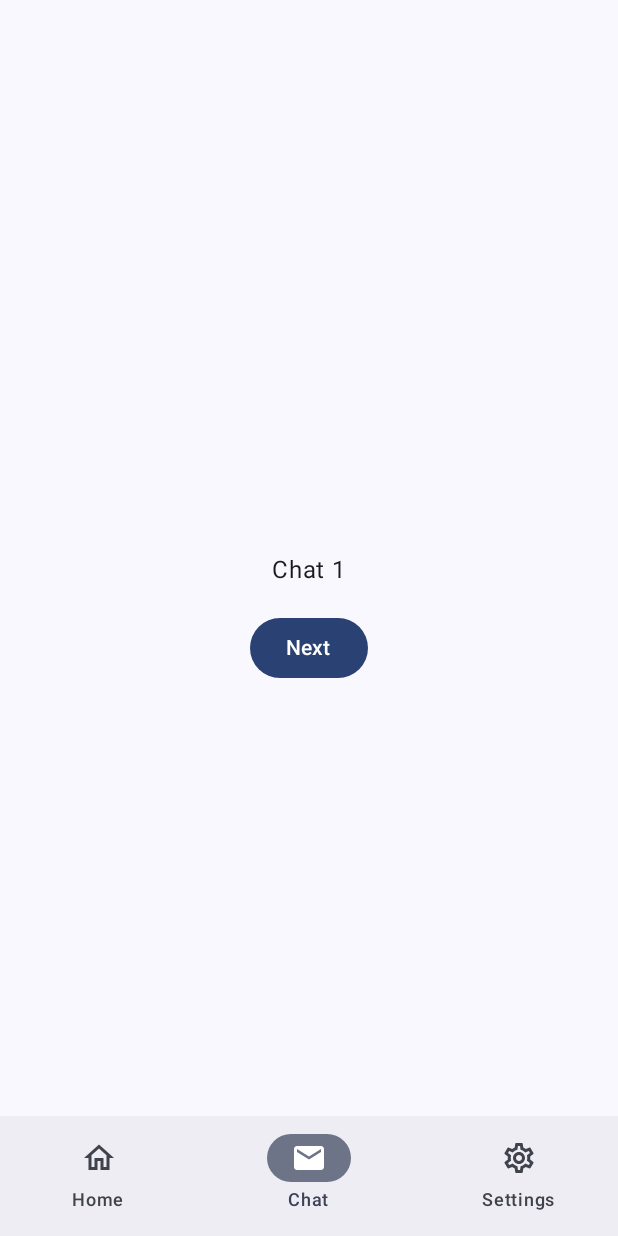
After one commit to SargisKhlopuzyan/PL_JetpackCompose, an Android app built with Jetpack Compose: the MultipleBackStacksScreen screen opened through its navigation route, on a phone screen of 412 x 824 dp. The commit adds this screen. Run offline under Robolectric (Android 15) with nearby library versions, the phone set to English and light mode, and no system bars; Roboto replaces fonts that are not available here.

Commit message:
Multiple BackStacks

```diff
--- a/presentation/src/main/java/com/sargis/khlopuzyan/presentation/ui/main/navigation/MainNavigation.kt
+++ b/presentation/src/main/java/com/sargis/khlopuzyan/presentation/ui/main/navigation/MainNavigation.kt
@@ -10,6 +10,7 @@ import com.sargis.khlopuzyan.presentation.ui.compose.navigation.composeTestScree
 import com.sargis.khlopuzyan.presentation.ui.deeplink.DeeplinkNavigation
 import com.sargis.khlopuzyan.presentation.ui.main.lazy_grid.LazyGridScreen
 import com.sargis.khlopuzyan.presentation.ui.messageQueue.MessageQueueScreen
+import com.sargis.khlopuzyan.presentation.ui.multipleBackStacksScreen.MultipleBackStacksScreen
 import com.sargis.khlopuzyan.presentation.ui.profile.navigation.profileGraph
 import com.sargis.khlopuzyan.presentation.ui.pullToRefreshLazyColumn.PullToRefreshLazyColumnScreen
 import com.sargis.khlopuzyan.presentation.ui.sharedViewModel.navigation.SharedNavigation
@@ -60,5 +61,9 @@ fun MainNavigation() {
             BiometricScreen()
         }
 
+        composable(route = MainScreen.MultipleBackStacksScreen.route) {
+            MultipleBackStacksScreen(/*navController*/)
+        }
+
     }
 }
--- a/presentation/src/main/java/com/sargis/khlopuzyan/presentation/ui/main/navigation/MainScreen.kt
+++ b/presentation/src/main/java/com/sargis/khlopuzyan/presentation/ui/main/navigation/MainScreen.kt
@@ -14,6 +14,7 @@ sealed class MainScreen(val route: String) {
     object ComposeScreen : MainScreen("compose_screen")
     object PullToRefreshLazyColumnScreen : MainScreen("pull_to_refresh_lazy_column_screen")
     object BiometricScreen : MainScreen("biometric_screen")
+    object MultipleBackStacksScreen : MainScreen("multiple_back_stacks_screen")
 }
 
 fun getMainScreens() = listOf<MainScreen>(
@@ -30,4 +31,5 @@ fun getMainScreens() = listOf<MainScreen>(
     MainScreen.ComposeScreen,
     MainScreen.PullToRefreshLazyColumnScreen,
     MainScreen.BiometricScreen,
+    MainScreen.MultipleBackStacksScreen,
 )
--- /dev/null
+++ b/presentation/src/main/java/com/sargis/khlopuzyan/presentation/ui/multipleBackStacksScreen/MultipleBackStacksScreen.kt
@@ -0,0 +1,212 @@
+package com.sargis.khlopuzyan.presentation.ui.multipleBackStacksScreen
+
+import androidx.compose.foundation.layout.Arrangement
+import androidx.compose.foundation.layout.Column
+import androidx.compose.foundation.layout.Spacer
+import androidx.compose.foundation.layout.fillMaxSize
+import androidx.compose.foundation.layout.height
+import androidx.compose.material.icons.Icons
+import androidx.compose.material.icons.filled.Email
+import androidx.compose.material.icons.filled.Home
+import androidx.compose.material.icons.filled.Settings
+import androidx.compose.material.icons.outlined.Email
+import androidx.compose.material.icons.outlined.Home
+import androidx.compose.material.icons.outlined.Settings
+import androidx.compose.material3.Button
+import androidx.compose.material3.Icon
+import androidx.compose.material3.NavigationBar
+import androidx.compose.material3.NavigationBarItem
+import androidx.compose.material3.Scaffold
+import androidx.compose.material3.Text
+import androidx.compose.runtime.Composable
+import androidx.compose.runtime.getValue
+import androidx.compose.ui.Alignment
+import androidx.compose.ui.Modifier
+import androidx.compose.ui.graphics.vector.ImageVector
+import androidx.compose.ui.tooling.preview.Preview
+import androidx.compose.ui.unit.dp
+import androidx.navigation.NavGraph.Companion.findStartDestination
+import androidx.navigation.compose.NavHost
+import androidx.navigation.compose.composable
+import androidx.navigation.compose.currentBackStackEntryAsState
+import androidx.navigation.compose.rememberNavController
+import com.sargis.khlopuzyan.presentation.ui.multipleBackStacksScreen.navigation.MBSBtmNavScreen
+
+// https://www.youtube.com/watch?v=fp1-YSmdzh8&ab_channel=PhilippLackner
+@Composable
+fun MultipleBackStacksScreen(/*rootNavController: NavHostController*/) {
+
+    val rootNavController = rememberNavController()
+    val navBackStackEntry by rootNavController.currentBackStackEntryAsState()
+
+    val tabItems = listOf<BottomNavigationItem>(
+        BottomNavigationItem(
+            title = "Home",
+            selectedIcon = Icons.Filled.Home,
+            unselectedIcon = Icons.Outlined.Home,
+            route = MBSBtmNavScreen.HomeScreen.route
+        ),
+        BottomNavigationItem(
+            title = "Chat",
+            selectedIcon = Icons.Filled.Email,
+            unselectedIcon = Icons.Outlined.Email,
+            route = MBSBtmNavScreen.ChatScreen.route
+        ),
+
+        BottomNavigationItem(
+            title = "Settings",
+            selectedIcon = Icons.Filled.Settings,
+            unselectedIcon = Icons.Outlined.Settings,
+            route = MBSBtmNavScreen.SettingsScreen.route
+        )
+    )
+
+    Scaffold(
+        modifier = Modifier.fillMaxSize(),
+        bottomBar = {
+            NavigationBar {
+                tabItems.forEach { item ->
+                    val isSelected = item.route == navBackStackEntry?.destination?.route
+                    NavigationBarItem(
+                        selected = isSelected,
+                        label = {
+                            Text(text = item.title)
+                        },
+                        icon = {
+                            Icon(
+                                imageVector = if (isSelected)
+                                    item.selectedIcon
+                                else
+                                    item.unselectedIcon,
+                                contentDescription = null
+                            )
+                        },
+                        onClick = {
+                            rootNavController.navigate(item.route) {
+                                popUpTo(rootNavController.graph.findStartDestination().id) {
+                                    saveState = true
+                                }
+                                launchSingleTop = true
+                            }
+                        }
+                    )
+                }
+            }
+        }
+    ) { innerPadding ->
+
+        NavHost(
+            navController = rootNavController,
+//            startDestination = MBSBtmNavScreen.HomeScreen.route
+            startDestination = MBSBtmNavScreen.ChatScreen.route
+        ) {
+            composable(MBSBtmNavScreen.HomeScreen.route) {
+                HomeNavHost()
+            }
+            composable(MBSBtmNavScreen.ChatScreen.route) {
+                ChatNavHost()
+            }
+            composable(MBSBtmNavScreen.SettingsScreen.route) {
+                SettingsNavHost()
+            }
+        }
+    }
+}
+
+@Composable
+fun HomeNavHost() {
+    val homeNavController = rememberNavController()
+    val homeRoute = MBSBtmNavScreen.HomeScreen.route
+    NavHost(homeNavController, startDestination = "${homeRoute}1") {
+        for (i in 1..10) {
+            val homeChildScreenRoute = "$homeRoute$i"
+            val homeNextChildScreenRoute = "$homeRoute${(i + 1)}"
+            composable(homeChildScreenRoute) {
+                GenericScreen(
+                    text = "Home $i",
+                    onNextClick = {
+                        if (i < 10) {
+                            homeNavController.navigate(homeNextChildScreenRoute)
+                        }
+                    }
+                )
+            }
+        }
+    }
+}
+
+@Composable
+fun ChatNavHost() {
+    val chatNavController = rememberNavController()
+    val chatRoute = MBSBtmNavScreen.ChatScreen.route
+    NavHost(chatNavController, startDestination = "${chatRoute}1") {
+        for (i in 1..10) {
+            val chatChildScreenRoute = "$chatRoute$i"
+            val chatNextChildScreenRoute = "$chatRoute${(i + 1)}"
+            composable(chatChildScreenRoute) {
+                GenericScreen(
+                    text = "Chat $i",
+                    onNextClick = {
+                        if (i < 10) {
+                            chatNavController.navigate(chatNextChildScreenRoute)
+                        }
+                    }
+                )
+            }
+        }
+    }
+}
+
+@Composable
+fun SettingsNavHost() {
+    val settingsNavController = rememberNavController()
+    val settingsRoute = MBSBtmNavScreen.SettingsScreen.route
+    NavHost(settingsNavController, startDestination = "${settingsRoute}1") {
+        for (i in 1..10) {
+            val settingsChildScreenRoute = "$settingsRoute$i"
+            val settingsNextChildScreenRoute = "$settingsRoute${(i + 1)}"
+            composable(settingsChildScreenRoute) {
+                GenericScreen(
+                    text = "Settings $i",
+                    onNextClick = {
+                        if (i < 10) {
+                            settingsNavController.navigate(settingsNextChildScreenRoute)
+                        }
+                    }
+                )
+            }
+        }
+    }
+}
+
+@Composable
+fun GenericScreen(
+    text: String,
+    onNextClick: () -> Unit,
+) {
+    Column(
+        modifier = Modifier.fillMaxSize(),
+        horizontalAlignment = Alignment.CenterHorizontally,
+        verticalArrangement = Arrangement.Center
+    ) {
+        Text(text = text)
+        Spacer(Modifier.height(16.dp))
+
+        Button(onClick = onNextClick) {
+            Text("Next")
+        }
+    }
+}
+
+data class BottomNavigationItem(
+    val title: String,
+    val unselectedIcon: ImageVector,
+    val selectedIcon: ImageVector,
+    val route: String,
+)
+
+@Preview(showBackground = true)
+@Composable
+fun MultipleBackStacksScreenPreview() {
+    MultipleBackStacksScreen(/*rememberNavController()*/)
+}
--- /dev/null
+++ b/presentation/src/main/java/com/sargis/khlopuzyan/presentation/ui/multipleBackStacksScreen/navigation/MBSBtmNavScreen.kt
@@ -0,0 +1,7 @@
+package com.sargis.khlopuzyan.presentation.ui.multipleBackStacksScreen.navigation
+
+sealed class MBSBtmNavScreen(val route: String) {
+    object HomeScreen : MBSBtmNavScreen("mbs_btm_nav_home_screen")
+    object ChatScreen : MBSBtmNavScreen("mbs_btm_nav_chat_screen")
+    object SettingsScreen : MBSBtmNavScreen("mbs_btm_nav_settings_screen")
+}
```
